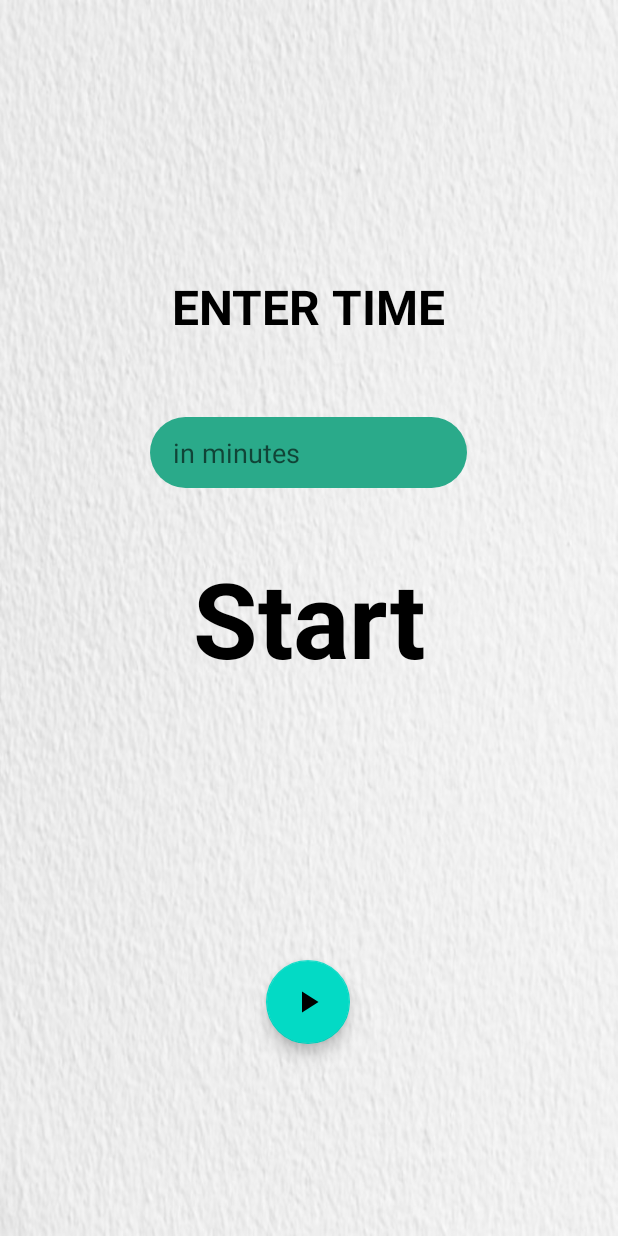
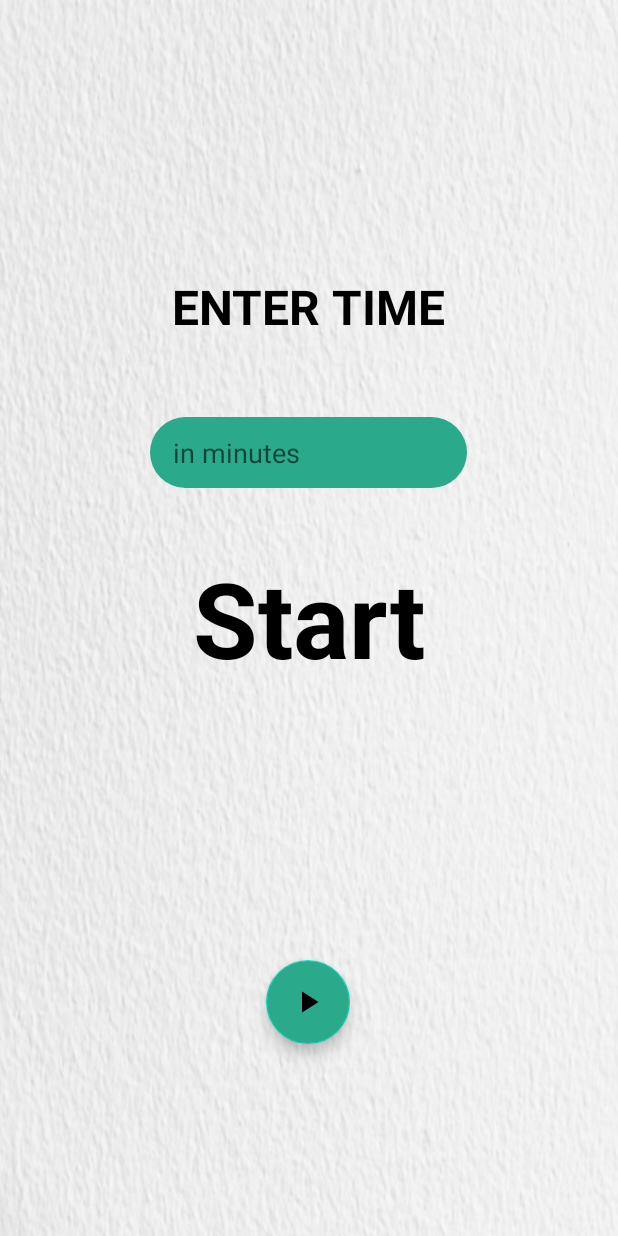
Before and after one commit to sanyam12/Veza, an Android app: the Timer screen opened directly, with no data from a screen before it, on a phone screen of 412 x 824 dp. Run offline under Robolectric (Android 15) with nearby library versions, the phone set to English and light mode, and no system bars.

Commit message:
resume corrected

```diff
--- a/app/src/main/java/com/unravel/veza/Timer.kt
+++ b/app/src/main/java/com/unravel/veza/Timer.kt
@@ -8,10 +8,14 @@ import android.widget.TextView
 import android.widget.Toast
 import androidx.appcompat.app.AppCompatActivity
 import com.google.android.material.floatingactionbutton.FloatingActionButton
+import org.w3c.dom.Text
+import kotlin.properties.Delegates
 
 class Timer : AppCompatActivity() {
     var counter = 0
     private var milliLeft: Long = 0
+    private var target by Delegates.notNull<Long>()
+    private lateinit var i: TextView
 
     fun isValidTime(time:String):Boolean{
 //        for(i in timer)
@@ -27,6 +31,8 @@ class Timer : AppCompatActivity() {
         }
         return true
     }
+
+
 
     override fun onCreate(savedInstanceState: Bundle?) {
         super.onCreate(savedInstanceState)
@@ -49,14 +55,16 @@ class Timer : AppCompatActivity() {
             }
             else
             {
-                var target: Long = Integer.parseInt(time).toLong()
+                target = Integer.parseInt(time).toLong()
+                var first: Boolean = false
                 val tex: TextView = findViewById(R.id.textView16)
                 tex.text = target.toString()
-                val i:TextView = findViewById(R.id.index)
+                i = findViewById(R.id.index)
                 i.text = getString(R.string.asd)
-                val timer = object: CountDownTimer(1000* 60 * target, 1000)
-                {
+
+                val timer = object: CountDownTimer(1000* 60 * target, 1000) {
                     override fun onTick(millisUntilFinished: Long) {
+                        //Toast.makeText(this@Timer, target.toString(), Toast.LENGTH_SHORT).show()
                         target = millisUntilFinished
                         val s: String = (counter/60).toString() + ":" + (counter%60).toString()
                         i.text = s
@@ -64,9 +72,9 @@ class Timer : AppCompatActivity() {
                     }
 
                     override fun onFinish() {
+
                         i.text = getString(R.string.Finished)
                     }
-
                 }
                 timer.start()
 
@@ -101,6 +109,7 @@ class Timer : AppCompatActivity() {
 
     }
 
+
     private fun timerPause(timer: CountDownTimer) {
         timer.cancel()
     }
--- a/app/src/main/res/layout/activity_timer.xml
+++ b/app/src/main/res/layout/activity_timer.xml
@@ -30,6 +30,7 @@
         android:layout_marginStart="32dp"
         android:layout_marginBottom="128dp"
         android:clickable="true"
+        android:backgroundTint="@color/jungle_green"
         app:layout_constraintBottom_toBottomOf="parent"
         app:layout_constraintEnd_toEndOf="parent"
         app:layout_constraintHorizontal_bias="0.448"
@@ -85,6 +86,7 @@
         android:layout_height="wrap_content"
         android:layout_marginBottom="128dp"
         android:clickable="true"
+        android:backgroundTint="@color/jungle_green"
         app:layout_constraintBottom_toBottomOf="parent"
         app:layout_constraintEnd_toEndOf="parent"
         app:layout_constraintHorizontal_bias="0.391"
@@ -95,6 +97,7 @@
         android:id="@+id/floatingActionButton2"
         android:layout_width="wrap_content"
         android:layout_height="wrap_content"
+        android:backgroundTint="@color/jungle_green"
         android:layout_marginBottom="128dp"
         android:clickable="true"
         app:layout_constraintBottom_toBottomOf="parent"
@@ -108,6 +111,7 @@
         android:layout_width="wrap_content"
         android:layout_height="wrap_content"
         android:layout_marginBottom="128dp"
+        android:backgroundTint="@color/jungle_green"
         android:clickable="true"
         app:layout_constraintBottom_toBottomOf="parent"
         app:layout_constraintEnd_toEndOf="parent"
--- a/app/src/main/res/values/themes.xml
+++ b/app/src/main/res/values/themes.xml
@@ -28,7 +28,7 @@
 
     <style name="jungle_green" parent="Theme.MaterialComponents.DayNight.NoActionBar">
         <item name="colorPrimary">@color/jungle_green</item>
-        <item name="floatingActionButtonStyle">@color/black</item>
+        <item name="floatingActionButtonStyle">@color/jungle_green</item>
     </style>
     <style name="Theme.Veza.NoActionBar">
         <item name="windowActionBar">false</item>
```
